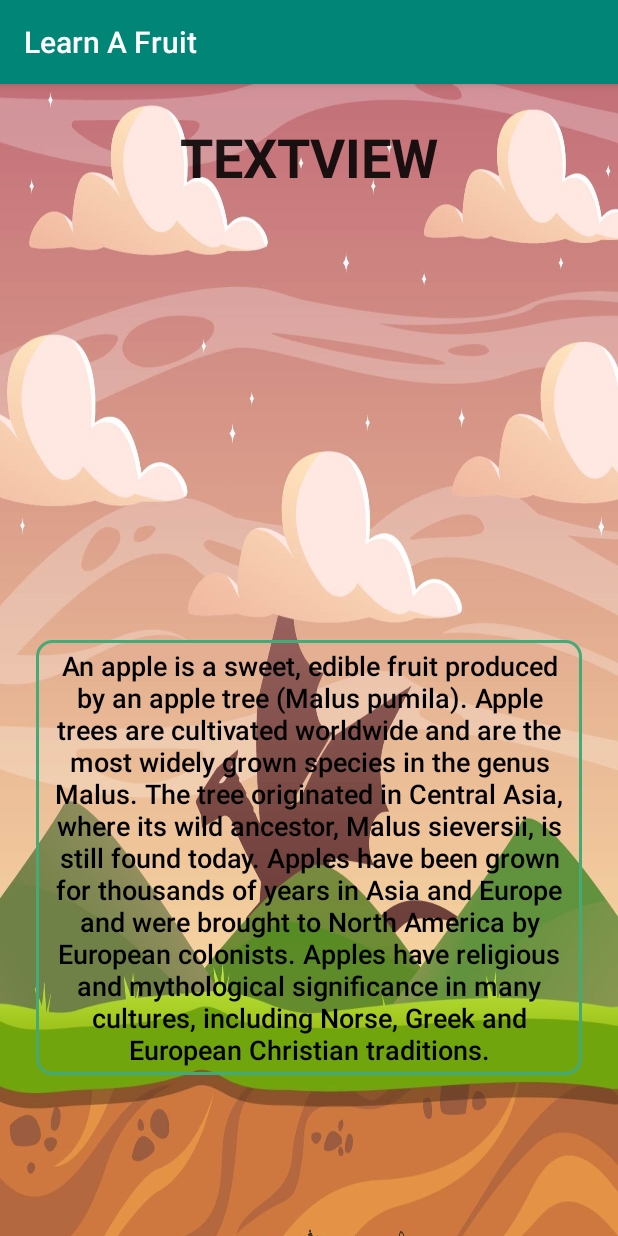
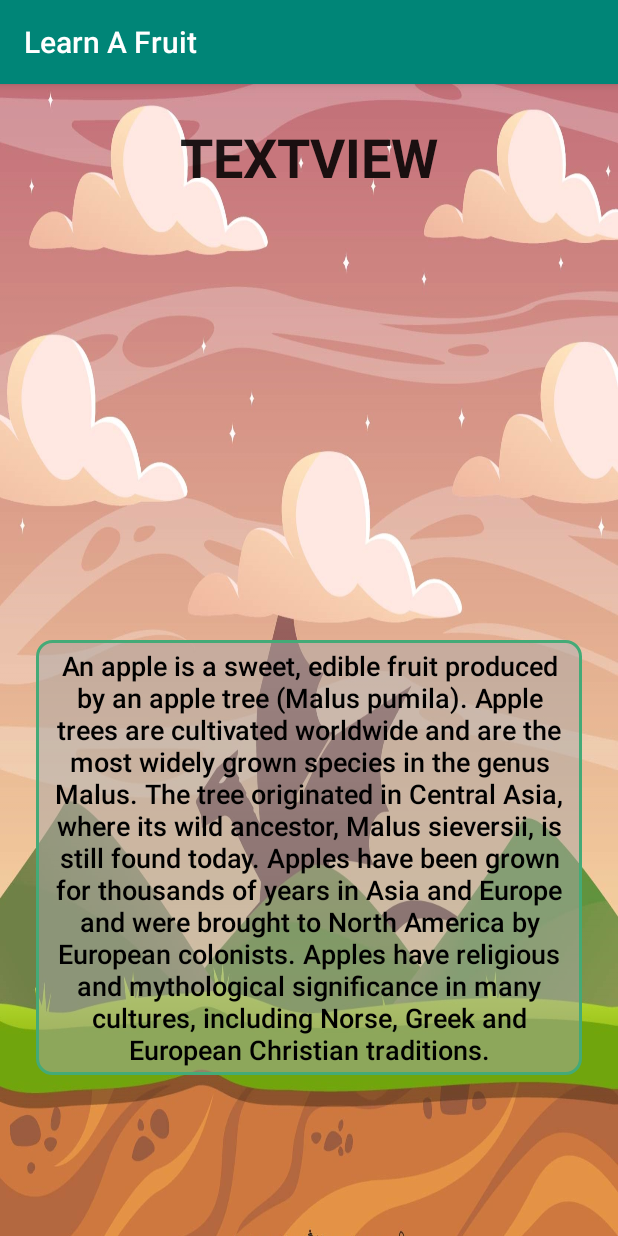
Before and after one commit to sgamlath/LearnAFruit, an Android app: the FruitActivity screen opened directly, with no data from a screen before it, on a phone screen of 412 x 824 dp. Run offline under Robolectric (Android 15) with nearby library versions, the phone set to English and light mode, and no system bars; our stand-ins replace Picasso; pictures from the network do not load; 3 statements that could not run were skipped.

Commit message:
commot after submitting the report

```diff
--- a/app/src/main/java/com/example/learnafruit/ApiInterface.java
+++ b/app/src/main/java/com/example/learnafruit/ApiInterface.java
@@ -12,7 +12,7 @@ import retrofit2.http.GET;
  */
 public interface ApiInterface {
 
-    String JSONURL = "https://damp-sea-11322.herokuapp.com/question/";
+    String JSONURL = "https://nameless-bastion-94748.herokuapp.com/question/";
 
     /**
      * getFruitList method to get fruit list from the server
--- a/app/src/main/java/com/example/learnafruit/CustomAdaptor.java
+++ b/app/src/main/java/com/example/learnafruit/CustomAdaptor.java
@@ -84,7 +84,7 @@ class CustomAdaptor implements ListAdapter {
         ImageView imgView = convertView.findViewById(R.id.img);
         name.setText(fruitModel.getName());
         Picasso.get()
-                .load("https://damp-sea-11322.herokuapp.com"+fruitModel.getImg_path())
+                .load("https://nameless-bastion-94748.herokuapp.com"+fruitModel.getImg_path())
                 .placeholder(R.drawable.loading)
                 .error(R.drawable.broken)
                 .fit()
--- a/app/src/main/java/com/example/learnafruit/FruitActivity.java
+++ b/app/src/main/java/com/example/learnafruit/FruitActivity.java
@@ -33,7 +33,7 @@ public class FruitActivity extends AppCompatActivity {
 
         ImageView imageView = findViewById(R.id.image_fruit);
         Picasso.get()
-                .load("https://damp-sea-11322.herokuapp.com"+fruit.getImg_path())
+                .load("https://nameless-bastion-94748.herokuapp.com"+fruit.getImg_path())
                 .placeholder(R.drawable.loading)
                 .error(R.drawable.broken)
                 .fit()
--- a/app/src/main/java/com/example/learnafruit/QuestionActivity.java
+++ b/app/src/main/java/com/example/learnafruit/QuestionActivity.java
@@ -92,7 +92,7 @@ public class QuestionActivity extends AppCompatActivity {
     private void displayQuestion(int qIndex) {
         ImageView imageView = findViewById(R.id.imageView);
         Picasso.get()
-                .load("https://damp-sea-11322.herokuapp.com"+questionModels.get(qIndex).getImg())
+                .load("https://nameless-bastion-94748.herokuapp.com"+questionModels.get(qIndex).getImg())
                 .placeholder(R.drawable.loading)
                 .error(R.drawable.broken)
                 .fit()
--- a/app/src/main/res/drawable/linear_border.xml
+++ b/app/src/main/res/drawable/linear_border.xml
@@ -15,4 +15,5 @@
         android:top="10dp"
         android:right="15dp"
         android:bottom="10dp"/>
+    <solid android:color="#80AAAAAA"/>
 </shape>
--- a/app/src/main/res/drawable/textview_border.xml
+++ b/app/src/main/res/drawable/textview_border.xml
@@ -11,5 +11,5 @@
         android:top="5dp"
         android:right="10dp"
         android:bottom="5dp"/>
-
+    <solid android:color="#80AAAAAA"/>
 </shape>
```
Also changed, not shown: 1 other file.
